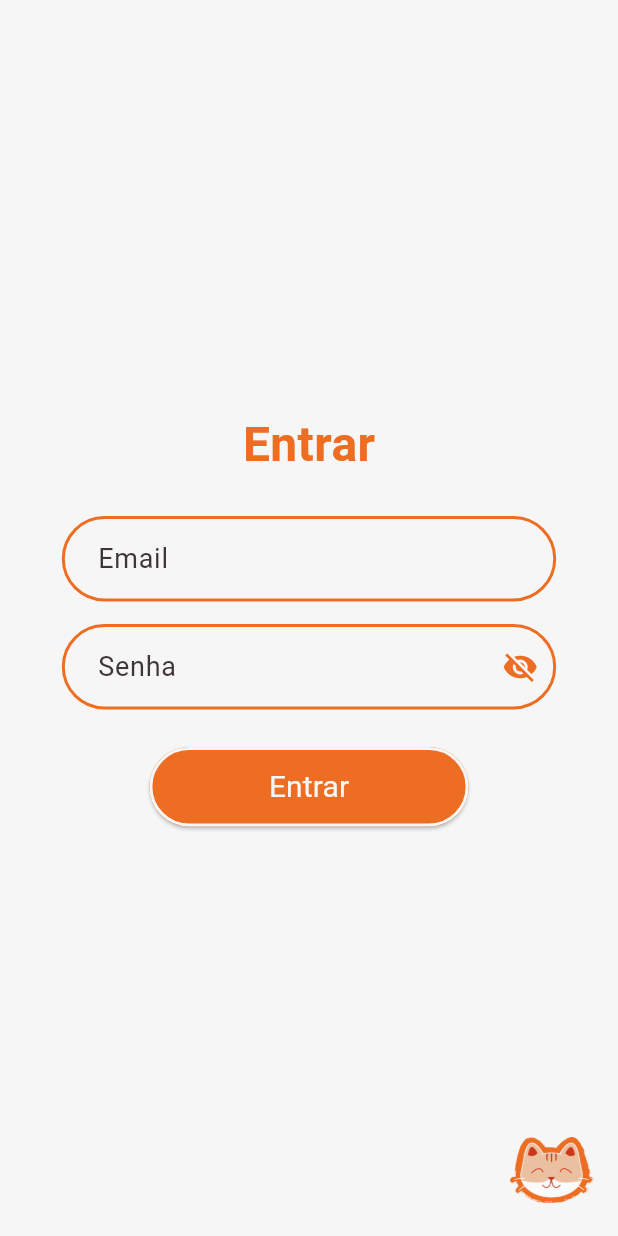
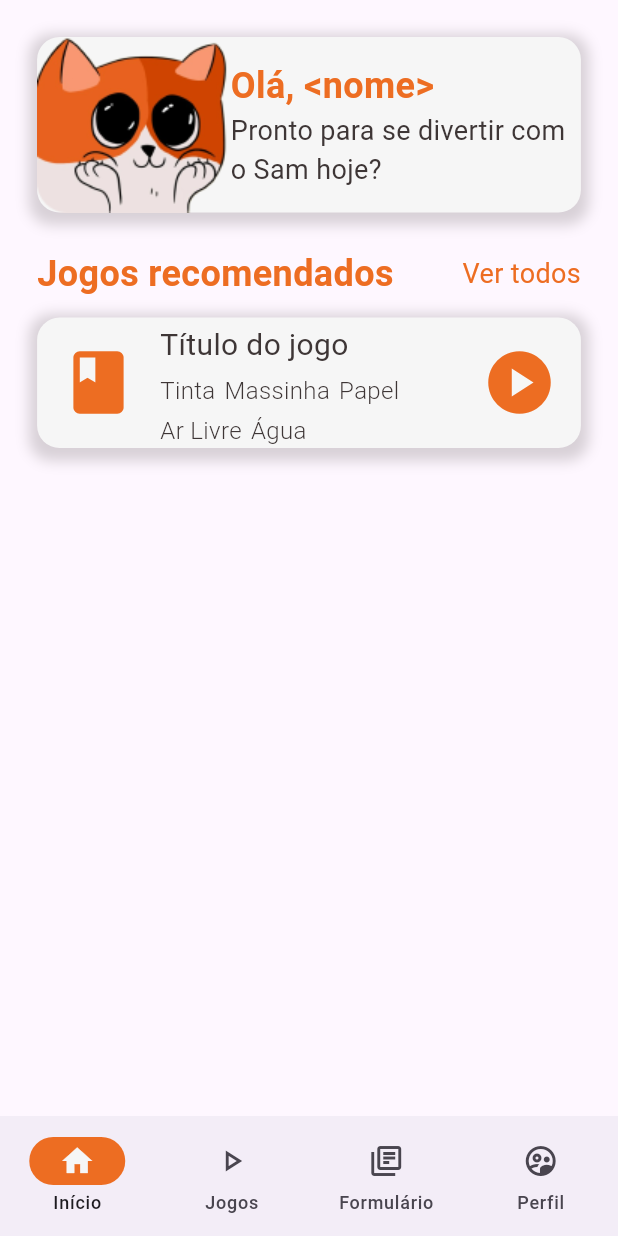
Before and after one commit to SAMES-SQUAD/sam_maker, a Flutter app: the LoginScreen screen opened directly, after a tap on "Entrar", on a phone screen of 412 x 824 dp. Run offline on Flutter 3.47's test engine with Material 3 defaults, Android fonts, the phone set to English and light mode, and no system bars.

Commit message:
Tela de home, com o menu - A página de home com a listagem está incompleta e ainda não está pronta para receber o backend

```diff
--- /dev/null
+++ b/lib/screens/form_screen.dart
@@ -0,0 +1,15 @@
+import 'package:flutter/material.dart';
+
+class FormScreen extends StatefulWidget {
+  const FormScreen({super.key});
+
+  @override
+  State<FormScreen> createState() => _FormScreenState();
+}
+
+class _FormScreenState extends State<FormScreen> {
+  @override
+  Widget build(BuildContext context) {
+    return Center(child: Text("Página de Formulário"));
+  }
+}
--- /dev/null
+++ b/lib/screens/games_screen.dart
@@ -0,0 +1,15 @@
+import 'package:flutter/material.dart';
+
+class GamesScreen extends StatefulWidget {
+  const GamesScreen({super.key});
+
+  @override
+  State<GamesScreen> createState() => _GamesScreenState();
+}
+
+class _GamesScreenState extends State<GamesScreen> {
+  @override
+  Widget build(BuildContext context) {
+    return Center(child: Text("Página de Jogos"));
+  }
+}
--- a/lib/screens/home_screen.dart
+++ b/lib/screens/home_screen.dart
@@ -0,0 +1,184 @@
+import 'package:flutter/material.dart';
+import 'package:sam_maker/screens/games_screen.dart';
+import 'package:sam_maker/utils/colors.dart';
+import 'package:sam_maker/screens/form_screen.dart';
+import 'package:sam_maker/screens/games_screen.dart';
+import 'package:sam_maker/screens/home_screen.dart';
+import 'package:sam_maker/screens/profile_screen.dart';
+
+
+class HomeScreen extends StatefulWidget {
+  const HomeScreen({super.key});
+
+  @override
+  State<HomeScreen> createState() => _HomeScreenState();
+}
+
+class _HomeScreenState extends State<HomeScreen> {
+  final List<String> tags = ["Tinta", "Massinha", "Papel", "Ar Livre", "Água"];
+
+  @override
+  Widget build(BuildContext context) {
+    double screenWidth = MediaQuery.of(context).size.width;
+
+    return Container(
+      padding: EdgeInsets.all(screenWidth * 0.06),
+      child: Column(
+        children: [
+          Container(
+            decoration: BoxDecoration(
+              borderRadius: BorderRadius.circular(15),
+              boxShadow: [
+                BoxShadow(
+                  color: AppColors.textDarkColor.withOpacity(0.2),
+                  spreadRadius: 5,
+                  blurRadius: 7,
+                  offset: const Offset(0, 3), // changes position of shadow
+                ),
+                const BoxShadow(
+                  color: AppColors.secondaryColor,
+                  offset: Offset(0.0, 0.0),
+                  blurRadius: 0.0,
+                  spreadRadius: 0.0,
+                ),
+              ],
+            ),
+            child: Row(
+              children: [
+                Image.asset('lib/utils/assets/images/sam_icon.png'),
+                const Flexible(
+                  child: Column(
+                    crossAxisAlignment: CrossAxisAlignment.start,
+                    children: [
+                      Text(
+                        "Olá, <nome>",
+                        style: TextStyle(
+                          fontSize: 24.0,
+                          fontWeight: FontWeight.bold,
+                          color: AppColors.primaryColor,
+                        ),
+                      ),
+                      Text(
+                        "Pronto para se divertir com o Sam hoje?",
+                        style: TextStyle(
+                          fontSize: 18.0,
+                          fontWeight: FontWeight.normal,
+                          color: AppColors.textDarkColor,
+                        ),
+                      ),
+                    ],
+                  ),
+                )
+              ],
+            ),
+          ),
+          Container(
+            margin: EdgeInsets.only(top: 24.0),
+            child: Column(
+              children: [
+                Row(
+                  mainAxisAlignment: MainAxisAlignment.spaceBetween,
+                  children: [
+                    const Text(
+                      "Jogos recomendados",
+                      style: TextStyle(
+                        fontSize: 24.0,
+                        fontWeight: FontWeight.bold,
+                        color: AppColors.primaryColor,
+                      ),
+                    ),
+                    GestureDetector(
+                      onTap: () {
+                        Navigator.push(
+                          context,
+                          MaterialPageRoute(
+                              builder: (context) => const GamesScreen()),
+                        );
+                      },
+                      child: const Text(
+                        "Ver todos",
+                        style: TextStyle(
+                          fontSize: 18.0,
+                          color: AppColors.primaryColor,
+                        ),
+                      ),
+                    ),
+                  ],
+                ),
+                Container(
+                  margin: const EdgeInsets.only(top: 12.0),
+                  transformAlignment: AlignmentDirectional.center,
+                  decoration: BoxDecoration(
+                    color: AppColors.secondaryColor,
+                    borderRadius: BorderRadius.circular(15.0),
+                    boxShadow: [
+                      BoxShadow(
+                        color: AppColors.textDarkColor.withOpacity(0.2),
+                        spreadRadius: 5,
+                        blurRadius: 7,
+                        offset: const Offset(0, 3),
+                      ),
+                    ],
+                  ),
+                  child: Row(
+                    children: [
+                      Container(
+                        padding: const EdgeInsets.all(16.0),
+                        child: const Icon(
+                          Icons.book,
+                          size: 50.0,
+                          color: AppColors.primaryColor,
+                        ),
+                      ),
+                      Expanded(
+                        child: Column(
+                          crossAxisAlignment: CrossAxisAlignment.start,
+                          children: [
+                            const Padding(
+                              padding: EdgeInsets.symmetric(vertical: 4.0),
+                              child: Text(
+                                "Título do jogo",
+                                style: TextStyle(
+                                  fontSize: 20.0,
+                                  color: AppColors.textDarkColor,
+                                ),
+                              ),
+                            ),
+                            Wrap(
+                              spacing: 6.0,
+                              runSpacing: 4.0,
+                              children: tags
+                                  .map(
+                                    (tag) => Text(
+                                      tag,
+                                      style: const TextStyle(
+                                        fontSize: 16.0,
+                                        fontWeight: FontWeight.w300,
+                                        color: AppColors.textDarkColor,
+                                      ),
+                                    ),
+                                  )
+                                  .toList(),
+                            ),
+                          ],
+                        ),
+                      ),
+                      Container(
+                        padding: const EdgeInsets.all(16.0),
+                        child: const Icon(
+                          Icons.play_circle,
+                          size: 50.0,
+                          color: AppColors.primaryColor,
+                        ),
+                      ),
+                    ],
+                  ),
+                ),
+              ],
+            ),
+          )
+        ],
+      ),
+    );
+  }
+}
--- a/lib/screens/login_screen.dart
+++ b/lib/screens/login_screen.dart
@@ -1,4 +1,5 @@
 import 'package:flutter/material.dart';
+import 'package:sam_maker/screens/menu_screen.dart';
 import 'package:sam_maker/utils/colors.dart';
 
 class LoginScreen extends StatefulWidget {
@@ -220,7 +221,7 @@ class _LoginScreenState extends State<LoginScreen> {
                   ),
                   onPressed: () => Navigator.push(context,
                       MaterialPageRoute(builder: (context) {
-                    return const LoginScreen();
+                    return const MenuScreen();
                   })),
                   child: Container(
                     width: screenWidth * 0.4,
--- /dev/null
+++ b/lib/screens/menu_screen.dart
@@ -0,0 +1,65 @@
+import 'package:flutter/material.dart';
+import 'package:sam_maker/screens/form_screen.dart';
+import 'package:sam_maker/screens/games_screen.dart';
+import 'package:sam_maker/screens/home_screen.dart';
+import 'package:sam_maker/screens/profile_screen.dart';
+import 'package:sam_maker/utils/colors.dart';
+
+class MenuScreen extends StatefulWidget {
+  const MenuScreen({super.key});
+
+  @override
+  State<MenuScreen> createState() => _MenuScreenState();
+}
+
+class _MenuScreenState extends State<MenuScreen> {
+  int currentPageIndex = 0;
+
+  final List<Widget> _pages = [
+    HomeScreen(),
+    GamesScreen(),
+    FormScreen(),
+    ProfileScreen()
+  ];
+
+  @override
+  Widget build(BuildContext context) {
+    return Scaffold(
+      bottomNavigationBar: NavigationBar(
+        onDestinationSelected: (int index) {
+          setState(() {
+            currentPageIndex = index;
+          });
+        },
+        indicatorColor: AppColors.primaryColor,
+        selectedIndex: currentPageIndex,
+        destinations: const <Widget>[
+          NavigationDestination(
+            selectedIcon: Icon(Icons.home, color: AppColors.secondaryColor),
+            icon: Icon(Icons.home_outlined),
+            label: 'Início',
+          ),
+          NavigationDestination(
+            selectedIcon: Icon(Icons.play_arrow, color: AppColors.secondaryColor),
+            icon: Icon(Icons.play_arrow_outlined),
+            label: 'Jogos',
+          ),
+          NavigationDestination(
+            selectedIcon: Icon(Icons.library_books, color: AppColors.secondaryColor),
+            icon: Icon(Icons.library_books_outlined),
+            label: 'Formulário',
+          ),
+          NavigationDestination(
+            selectedIcon: Icon(Icons.supervised_user_circle, color: AppColors.secondaryColor),
+            icon: Icon(Icons.supervised_user_circle_outlined),
+            label: 'Perfil',
+          ),
+        ],
+      ),
+      body: IndexedStack(
+        index: currentPageIndex,
+        children: _pages,
+      ),
+    );
+  }
+}
--- /dev/null
+++ b/lib/screens/profile_screen.dart
@@ -0,0 +1,15 @@
+import 'package:flutter/material.dart';
+
+class ProfileScreen extends StatefulWidget {
+  const ProfileScreen({super.key});
+
+  @override
+  State<ProfileScreen> createState() => _ProfileScreenState();
+}
+
+class _ProfileScreenState extends State<ProfileScreen> {
+  @override
+  Widget build(BuildContext context) {
+    return Center(child: Text("Página de Perfil"));
+  }
+}
--- a/pubspec.yaml
+++ b/pubspec.yaml
@@ -22,3 +22,4 @@ flutter:
   assets:
     - 'lib/utils/assets/images/logo_sam.png'
     - 'lib/utils/assets/images/mini_logo_sam.png'
+    - 'lib/utils/assets/images/sam_icon.png'
```
Also changed, not shown: lib/utils/assets/images/sam_icon.png (added).
